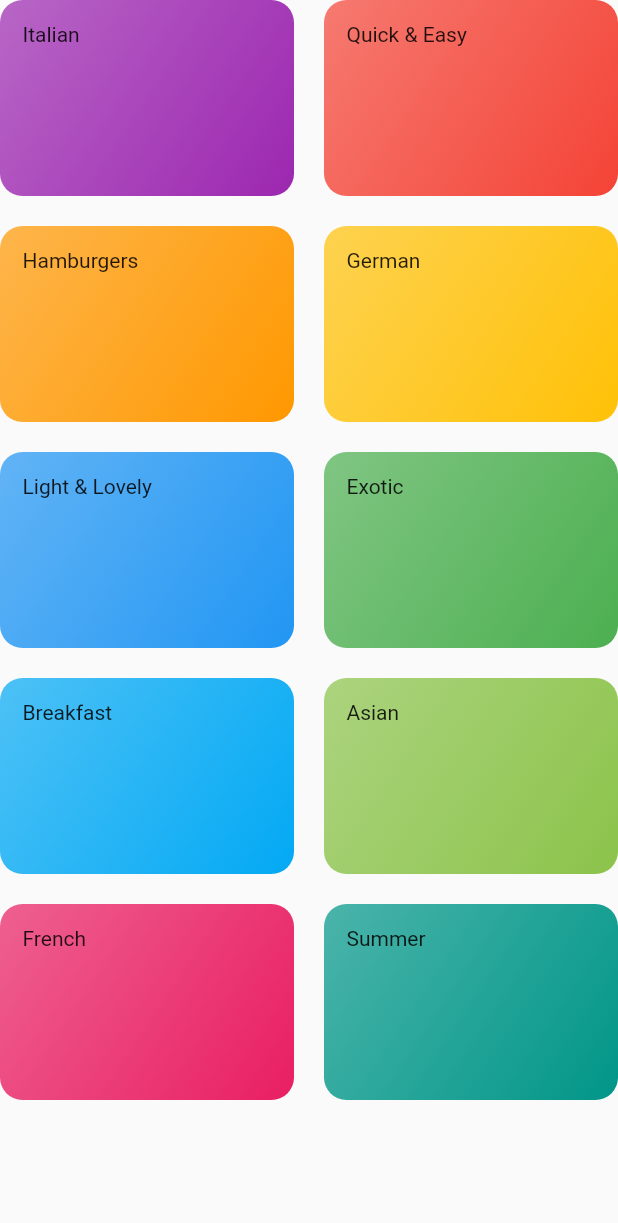
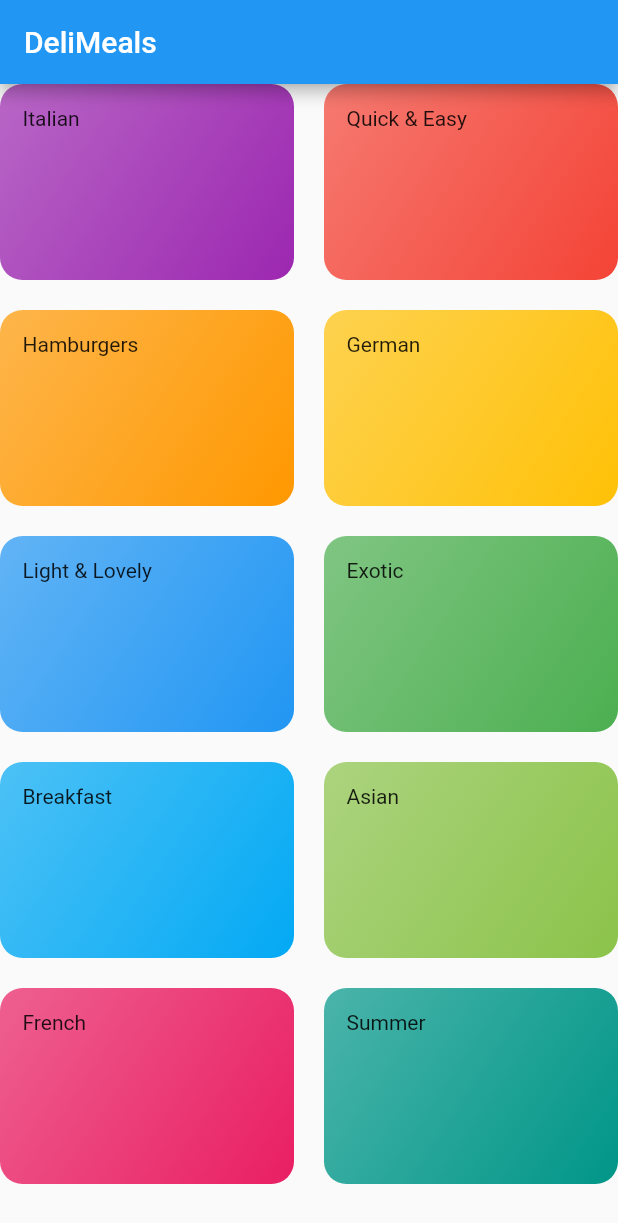
Before and after one commit to Dharmik-Pavasiya/Meal-App, a Flutter app: the CategoriesScreen screen opened directly, on a phone screen of 412 x 824 dp. Shown: the top 1223 px of the screen. Run offline on Flutter 3.47's test engine with Material 2 defaults, Android fonts, the phone set to English and light mode, and no system bars.

```diff
--- a/lib/main.dart
+++ b/lib/main.dart
@@ -1,4 +1,5 @@
 import 'package:flutter/material.dart';
+import 'package:meal_app/pages/categories_page.dart';
 
 void main() => runApp(MyApp());
 
@@ -8,7 +9,7 @@ class MyApp extends StatelessWidget {
     return const MaterialApp(
       debugShowCheckedModeBanner: false,
       title: 'DeliMeals',
-      home: MyHomePage(),
+      home: CategoriesScreen(),
     );
   }
 }
--- a/lib/pages/categories_page.dart
+++ b/lib/pages/categories_page.dart
@@ -7,7 +7,11 @@ class CategoriesScreen extends StatelessWidget {
 
   @override
   Widget build(BuildContext context) {
-    return GridView(
+    return Scaffold(
+      appBar: AppBar(
+        title: const Text('DeliMeals'),
+      ),
+      body: GridView(
         gridDelegate: const SliverGridDelegateWithMaxCrossAxisExtent(
           maxCrossAxisExtent: 200,
           childAspectRatio: 3 / 2,
@@ -18,6 +22,7 @@ class CategoriesScreen extends StatelessWidget {
             .map((catData) =>
                 CategoryItem(title: catData.title, color: catData.color))
             .toList(),
+      ),
     );
   }
 }
```
Lines whose indentation alone changed are shown as unchanged.
